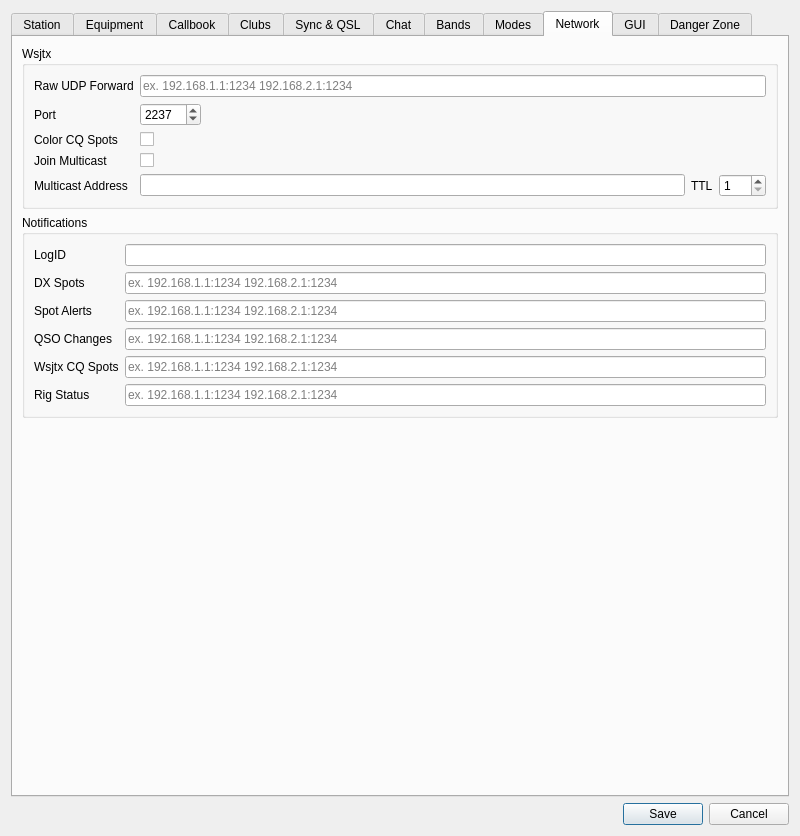
Above: ui/SettingsDialog.ui from aa5sh/QLog before the change. Below: the same form after it.
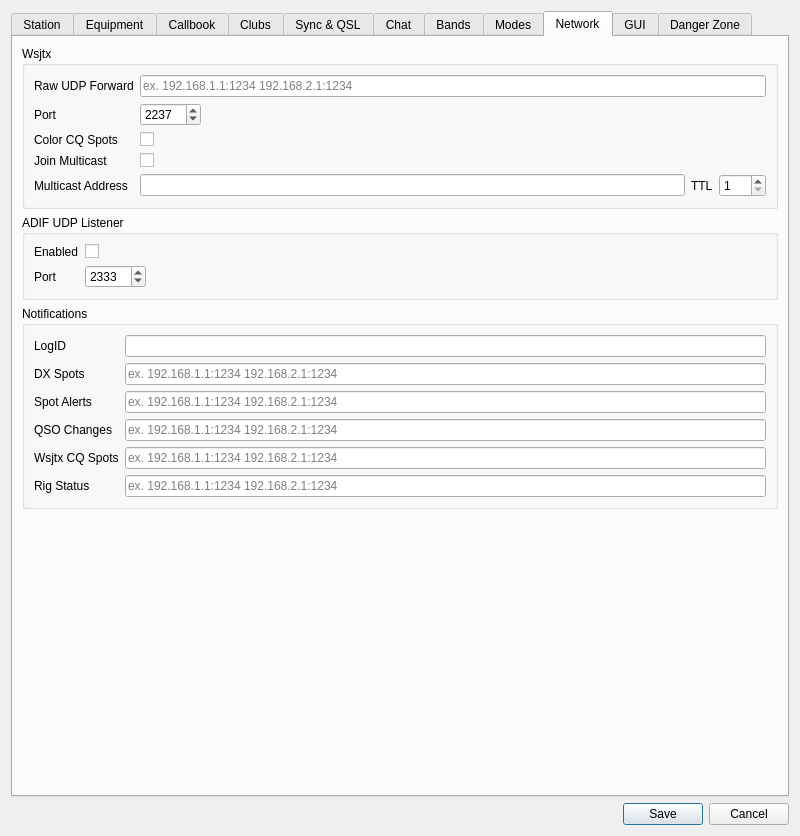
That is the form after the change. The open tabs and pages were chosen to show the change. Icons and pictures are not drawn. Custom widgets are drawn as their Qt base class.

Commit message:
Add ADIF UDP listener and settings
Introduce AdifUDPReceiver to listen for ADIF records over UDP (default port 2333), parse incoming datagrams, and emit addContact(QSqlRecord) for import. Add LogParam getters/setters for enabling/port configuration. Integrate the receiver into MainWindow (construction, signal connections, reload on settings change, teardown). Add UI controls and validation in SettingsDialog to configure the ADIF UDP listener (enable + port) and prevent port conflict with WSJT-X. Update QLog.pro to include new sources/headers.

What changed in the file:
```diff
--- a/ui/SettingsDialog.ui
+++ b/ui/SettingsDialog.ui
@@ -4652,6 +4652,61 @@
            </widget>
           </item>
          </layout>
+       </widget>
+      </item>
+       <item>
+        <widget class="QGroupBox" name="adifUdpGroupBox">
+         <property name="title">
+          <string>ADIF UDP Listener</string>
+         </property>
+         <layout class="QFormLayout" name="adifUdpFormLayout">
+          <item row="0" column="0">
+           <widget class="QLabel" name="adifUdpEnabledLabel">
+            <property name="text">
+             <string>Enabled</string>
+            </property>
+           </widget>
+          </item>
+          <item row="0" column="1">
+           <widget class="QCheckBox" name="adifUdpEnabledCheckBox">
+            <property name="toolTip">
+             <string>Enable/Disable receiving ADIF log records from other applications over UDP</string>
+            </property>
+            <property name="text">
+             <string/>
+            </property>
+           </widget>
+          </item>
+          <item row="1" column="0">
+           <widget class="QLabel" name="adifUdpPortLabel">
+            <property name="text">
+             <string>Port</string>
+            </property>
+           </widget>
+          </item>
+          <item row="1" column="1">
+           <widget class="QSpinBox" name="adifUdpPortSpin">
+            <property name="sizePolicy">
+             <sizepolicy hsizetype="Maximum" vsizetype="Fixed">
+              <horstretch>0</horstretch>
+              <verstretch>0</verstretch>
+             </sizepolicy>
+            </property>
+            <property name="toolTip">
+             <string>Port where QLog listens for incoming UDP ADIF log records</string>
+            </property>
+            <property name="minimum">
+             <number>1025</number>
+            </property>
+            <property name="maximum">
+             <number>65534</number>
+            </property>
+            <property name="value">
+             <number>2333</number>
+            </property>
+           </widget>
+          </item>
+         </layout>
         </widget>
        </item>
        <item>
```
The commit also changes 8 other files.
